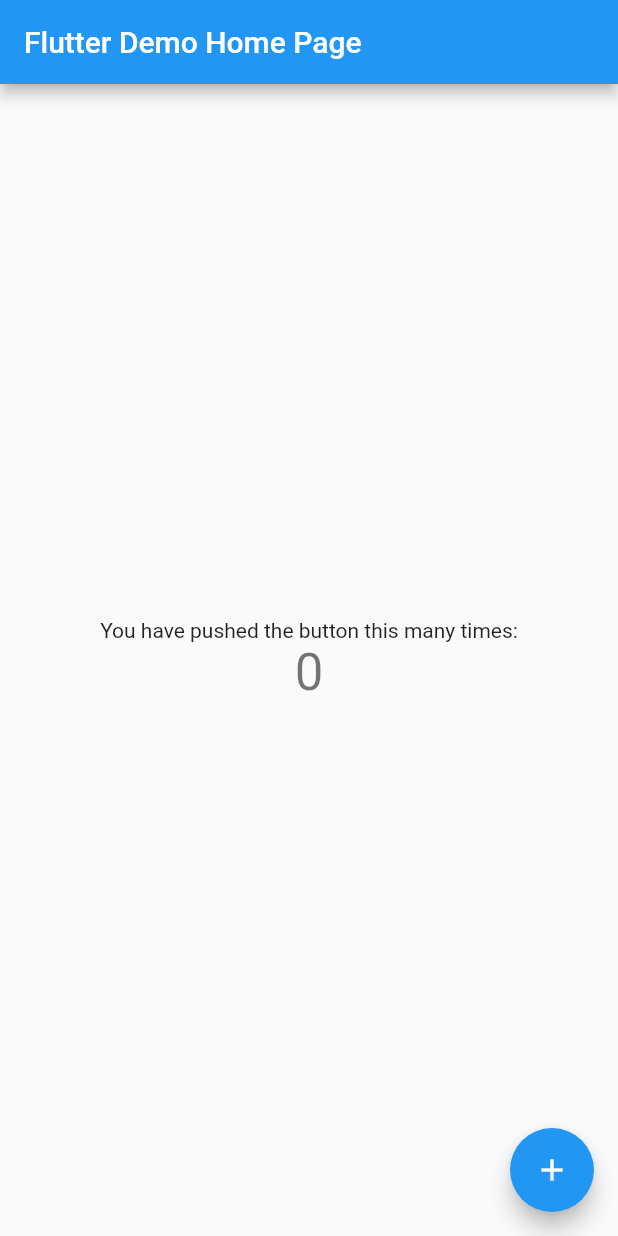
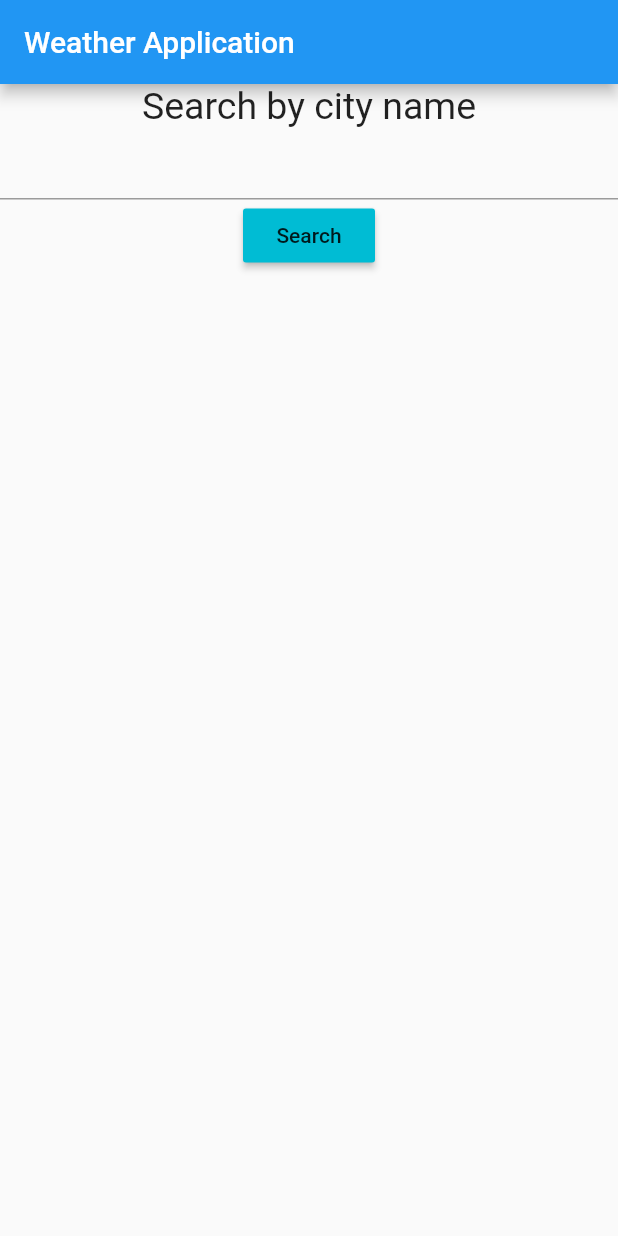
Before and after one commit to DibyenduGhoshDG/API_testing_weather, a Flutter app: the screen it shows after launch, on a phone screen of 412 x 824 dp. Run offline on Flutter 3.47's test engine with Material 2 defaults, Android fonts, the phone set to English and light mode, and no system bars.

Commit message:
Diibyendu Ghosh "21/11/2020"

```diff
--- a/lib/main.dart
+++ b/lib/main.dart
@@ -1,3 +1,5 @@
+import 'package:api_testing_weather/weather_model.dart';
+import 'package:api_testing_weather/weather_repo.dart';
 import 'package:flutter/material.dart';
 
 void main() {
@@ -5,113 +7,54 @@ void main() {
 }
 
 class MyApp extends StatelessWidget {
-  // This widget is the root of your application.
   @override
   Widget build(BuildContext context) {
     return MaterialApp(
-      title: 'Flutter Demo',
-      theme: ThemeData(
-        // This is the theme of your application.
-        //
-        // Try running your application with "flutter run". You'll see the
-        // application has a blue toolbar. Then, without quitting the app, try
-        // changing the primarySwatch below to Colors.green and then invoke
-        // "hot reload" (press "r" in the console where you ran "flutter run",
-        // or simply save your changes to "hot reload" in a Flutter IDE).
-        // Notice that the counter didn't reset back to zero; the application
-        // is not restarted.
-        primarySwatch: Colors.blue,
-        // This makes the visual density adapt to the platform that you run
-        // the app on. For desktop platforms, the controls will be smaller and
-        // closer together (more dense) than on mobile platforms.
-        visualDensity: VisualDensity.adaptivePlatformDensity,
-      ),
-      home: MyHomePage(title: 'Flutter Demo Home Page'),
+      debugShowCheckedModeBanner: false,
+      home: HomePage(),
     );
   }
 }
 
-class MyHomePage extends StatefulWidget {
-  MyHomePage({Key key, this.title}) : super(key: key);
-
-  // This widget is the home page of your application. It is stateful, meaning
-  // that it has a State object (defined below) that contains fields that affect
-  // how it looks.
-
-  // This class is the configuration for the state. It holds the values (in this
-  // case the title) provided by the parent (in this case the App widget) and
-  // used by the build method of the State. Fields in a Widget subclass are
-  // always marked "final".
-
-  final String title;
-
+class HomePage extends StatefulWidget {
   @override
-  _MyHomePageState createState() => _MyHomePageState();
+  _HomePageState createState() => _HomePageState();
 }
 
-class _MyHomePageState extends State<MyHomePage> {
-  int _counter = 0;
+class _HomePageState extends State<HomePage> {
+  TextEditingController controller = TextEditingController();
 
-  void _incrementCounter() {
-    setState(() {
-      // This call to setState tells the Flutter framework that something has
-      // changed in this State, which causes it to rerun the build method below
-      // so that the display can reflect the updated values. If we changed
-      // _counter without calling setState(), then the build method would not be
-      // called again, and so nothing would appear to happen.
-      _counter++;
-    });
-  }
+  double weather;
 
   @override
   Widget build(BuildContext context) {
-    // This method is rerun every time setState is called, for instance as done
-    // by the _incrementCounter method above.
-    //
-    // The Flutter framework has been optimized to make rerunning build methods
-    // fast, so that you can just rebuild anything that needs updating rather
-    // than having to individually change instances of widgets.
     return Scaffold(
       appBar: AppBar(
-        // Here we take the value from the MyHomePage object that was created by
-        // the App.build method, and use it to set our appbar title.
-        title: Text(widget.title),
+        title: Text('Weather Application'),
       ),
-      body: Center(
-        // Center is a layout widget. It takes a single child and positions it
-        // in the middle of the parent.
-        child: Column(
-          // Column is also a layout widget. It takes a list of children and
-          // arranges them vertically. By default, it sizes itself to fit its
-          // children horizontally, and tries to be as tall as its parent.
-          //
-          // Invoke "debug painting" (press "p" in the console, choose the
-          // "Toggle Debug Paint" action from the Flutter Inspector in Android
-          // Studio, or the "Toggle Debug Paint" command in Visual Studio Code)
-          // to see the wireframe for each widget.
-          //
-          // Column has various properties to control how it sizes itself and
-          // how it positions its children. Here we use mainAxisAlignment to
-          // center the children vertically; the main axis here is the vertical
-          // axis because Columns are vertical (the cross axis would be
-          // horizontal).
-          mainAxisAlignment: MainAxisAlignment.center,
-          children: <Widget>[
-            Text(
-              'You have pushed the button this many times:',
+      body: Column(
+        children: [
+          Text(
+            weather == null ? 'Search by city name' : weather.toString(),
+            style: TextStyle(
+              fontSize: 25,
             ),
-            Text(
-              '$_counter',
-              style: Theme.of(context).textTheme.headline4,
-            ),
-          ],
-        ),
+          ),
+          TextField(
+            controller: controller,
+          ),
+          RaisedButton(
+              color: Colors.cyan,
+              onPressed: () async {
+                WeatherModel weatherModel =
+                    await WeatherRepo().getWeather(controller.text);
+                setState(() {
+                  weather = weatherModel.getTemp;
+                });
+              },
+              child: Text('Search')),
+        ],
       ),
-      floatingActionButton: FloatingActionButton(
-        onPressed: _incrementCounter,
-        tooltip: 'Increment',
-        child: Icon(Icons.add),
-      ), // This trailing comma makes auto-formatting nicer for build methods.
     );
   }
 }
```
